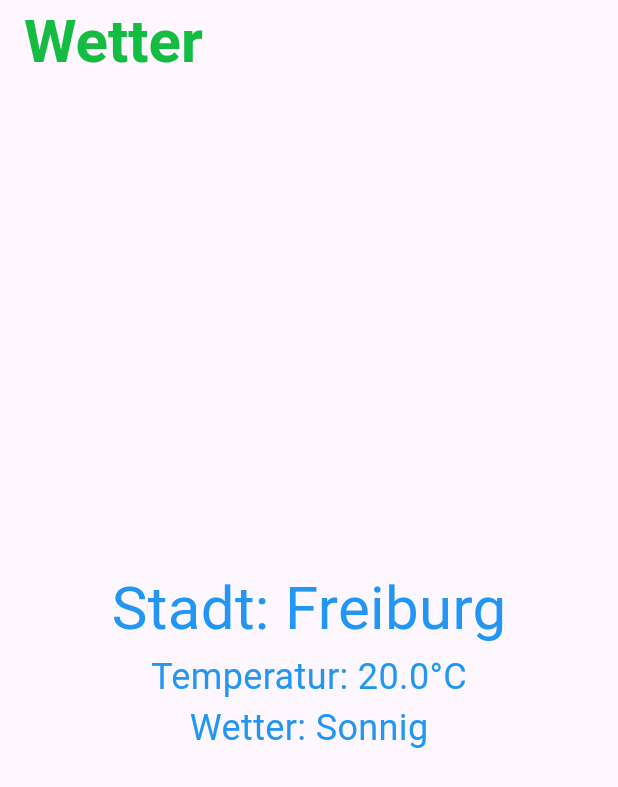
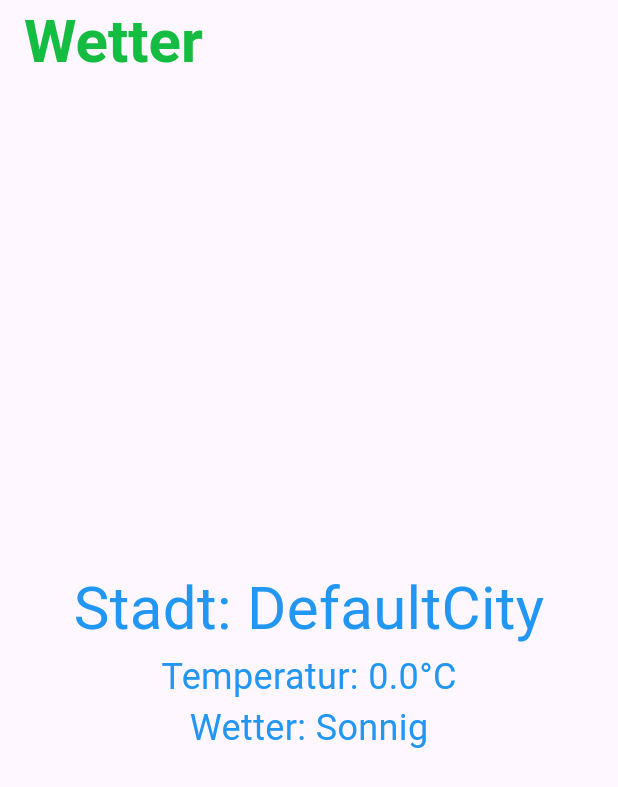
Before and after one commit to maximsqrt/wetterapp, a Flutter app: the screen it shows after launch, on a phone screen of 412 x 824 dp. Shown: the top 787 px of the screen. Run offline on Flutter 3.47's test engine with Material 3 defaults, Android fonts, the phone set to English and light mode, and no system bars.

Commit message:
Bonusaufgabe fertig

```diff
--- a/lib/main.dart
+++ b/lib/main.dart
@@ -1,21 +1,21 @@
 import 'package:flutter/material.dart';
 import 'package:wetter/data.dart';
+import 'package:wetter/weatherrep.dart';
 void main() {
-  runApp( MyApp());
+  // Erstelle ein WeatherRepository-Objekt
+  WeatherRepository weatherRepository = WeatherRepository();
+
+  runApp(MyApp(weatherRepository: weatherRepository));
 }
 
 class MyApp extends StatelessWidget {
-  const MyApp({Key? key}) : super(key: key);
+  // Das WeatherRepository-Objekt wird als Attribut der Klasse deklariert.
+  final WeatherRepository weatherRepository;
+ // Konstruktor für MyApp, der ein erforderliches WeatherRepository-Objekt annimmt.
+  const MyApp({Key? key, required this.weatherRepository}) : super(key: key);
 
   @override
   Widget build(BuildContext context) {
-    // Beispielobjekt der Klasse WeatherData erstellen
-    WeatherData exampleWeatherData = WeatherData(
-      city: 'Freiburg',
-      temperature: 20.0,
-      weatherCondition: WeatherCondition.sunny,
-    );
-
     return MaterialApp(
       home: Scaffold(
         appBar: AppBar(
@@ -28,19 +28,23 @@ class MyApp extends StatelessWidget {
             ),
           ),
         ),
-        body: WeatherApp(weatherData: exampleWeatherData), // WeatherData an WeatherApp übergeben
+        // Verwende das Wetter aus dem WeatherRepository
+        body: WeatherApp(weatherRepository: weatherRepository),
       ),
     );
   }
 }
 
 class WeatherApp extends StatelessWidget {
-  final WeatherData weatherData;
+  final WeatherRepository weatherRepository;
 
-  const WeatherApp({Key? key, required this.weatherData}) : super(key: key);
+  const WeatherApp({Key? key, required this.weatherRepository}) : super(key: key);
 
   @override
   Widget build(BuildContext context) {
+    // Holen Sie das Wetter aus dem WeatherRepository
+    WeatherData weatherData = weatherRepository.getWeather();
+
     return Container(
       child: Center(
         child: Column(
@@ -73,6 +77,7 @@ class WeatherApp extends StatelessWidget {
     );
   }
 }
+
 String _getWeatherConditionString(WeatherCondition condition) {
   switch (condition) {
     case WeatherCondition.sunny:
--- /dev/null
+++ b/lib/weatherrep.dart
@@ -0,0 +1,28 @@
+import 'package:flutter/material.dart';
+import 'package:wetter/data.dart';
+
+class WeatherRepository {
+  WeatherData _weatherData;
+
+  //Konstruktor um das Wetter zu initialisieren:
+  WeatherRepository({
+    String city = 'DefaultCity',
+    double temperature = 0.0,
+    WeatherCondition weatherCondition = WeatherCondition.sunny,
+  }) : _weatherData = WeatherData(
+          city: city,
+          temperature: temperature,
+          weatherCondition: weatherCondition,
+        );
+
+
+
+
+
+   // Methode zum Abrufen des Wetters.
+  WeatherData getWeather() {
+    // Gibt das private Wetter-Attribut zurück.
+
+  return _weatherData;
+}
+}
```
Lines whose indentation alone changed are shown as unchanged.
